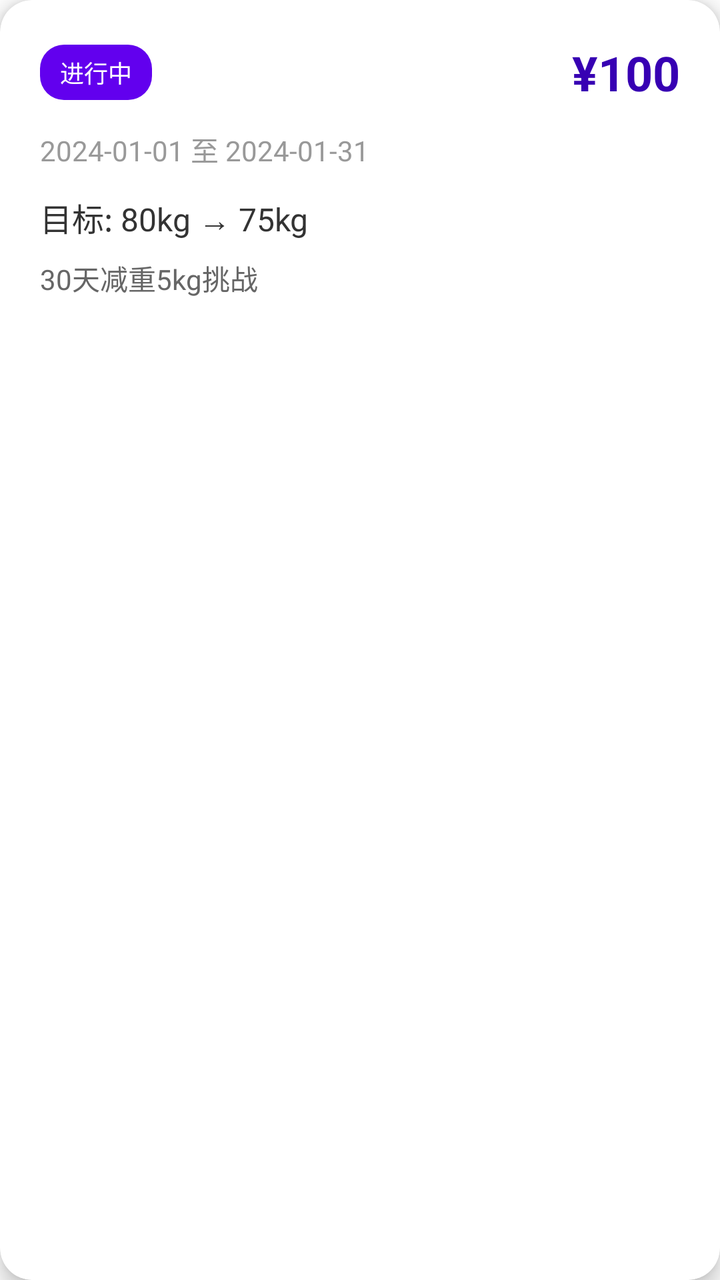
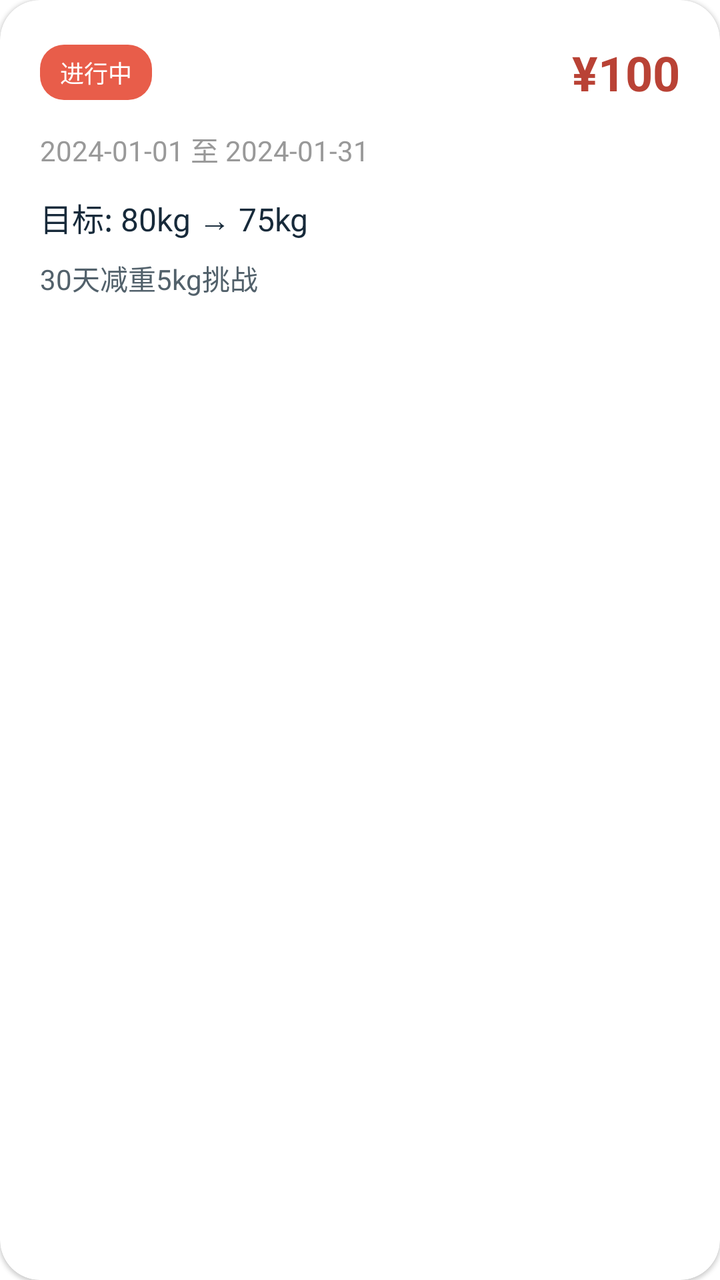

Screens rendered from an Android XML layout before and after an edit, with the pre-edit source and the edit as a unified diff.
<!-- AndroidManifest.xml: application theme Theme.WeightLossBetting -->
<!-- res/layout/item_betting_plan.xml -->
<?xml version="1.0" encoding="utf-8"?>
<androidx.cardview.widget.CardView xmlns:android="http://schemas.android.com/apk/res/android"
    xmlns:app="http://schemas.android.com/apk/res-auto"
    android:layout_width="match_parent"
    android:layout_height="wrap_content"
    android:layout_marginBottom="16dp"
    app:cardCornerRadius="16dp"
    app:cardElevation="6dp">

    <LinearLayout
        android:layout_width="match_parent"
        android:layout_height="wrap_content"
        android:orientation="vertical"
        android:padding="20dp">

        
        <LinearLayout
            android:layout_width="match_parent"
            android:layout_height="wrap_content"
            android:orientation="horizontal"
            android:gravity="center_vertical"
            android:layout_marginBottom="12dp">

            
            <TextView
                android:id="@+id/tvStatus"
                android:layout_width="wrap_content"
                android:layout_height="wrap_content"
                android:text="进行中"
                android:textSize="12sp"
                android:textColor="@color/white"
                android:background="@drawable/bg_status_badge"
                android:paddingStart="10dp"
                android:paddingEnd="10dp"
                android:paddingTop="5dp"
                android:paddingBottom="5dp" />

            <View
                android:layout_width="0dp"
                android:layout_height="1dp"
                android:layout_weight="1" />

            
            <TextView
                android:id="@+id/tvBetAmount"
                android:layout_width="wrap_content"
                android:layout_height="wrap_content"
                android:text="¥100"
                android:textSize="24sp"
                android:textStyle="bold"
                android:textColor="@color/purple_700" />

        </LinearLayout>

        
        <TextView
            android:id="@+id/tvDateRange"
            android:layout_width="wrap_content"
            android:layout_height="wrap_content"
            android:text="2024-01-01 至 2024-01-31"
            android:textSize="14sp"
            android:textColor="@color/xui_config_color_text_gray"
            android:layout_marginBottom="12dp" />

        
        <TextView
            android:id="@+id/tvGoal"
            android:layout_width="wrap_content"
            android:layout_height="wrap_content"
            android:text="目标: 80kg → 75kg"
            android:textSize="16sp"
            android:textColor="@color/xui_config_color_text_title"
            android:layout_marginBottom="8dp" />

        
        <TextView
            android:id="@+id/tvDescription"
            android:layout_width="wrap_content"
            android:layout_height="wrap_content"
            android:text="30天减重5kg挑战"
            android:textSize="14sp"
            android:textColor="@color/xui_config_color_text_content"
            android:maxLines="2"
            android:ellipsize="end" />

    </LinearLayout>

</androidx.cardview.widget.CardView>
<!-- resources referenced by this layout -->
<resources>
  <color name="purple_700">#FF3700B3</color>
  <color name="white">#FFFFFFFF</color>
  <color name="xui_config_color_text_content">#666666</color>
  <color name="xui_config_color_text_gray">#999999</color>
  <color name="xui_config_color_text_title">#333333</color>
  <!-- drawable bg_status_badge (drawable) -->
  <?xml version="1.0" encoding="utf-8"?>
  <shape xmlns:android="http://schemas.android.com/apk/res/android"
      android:shape="rectangle">
      <solid android:color="@color/purple_500" />
      <corners android:radius="12dp" />
  </shape>
  <style name="Theme.WeightLossBetting" parent="Theme.MaterialComponents.DayNight.NoActionBar">
          <item name="colorPrimary">@color/purple_500</item>
          <item name="colorPrimaryDark">@color/purple_700</item>
          <item name="colorAccent">@color/purple_200</item>
          <item name="android:statusBarColor">@color/purple_700</item>
          
          
          <item name="XUIThemeStyle">@style/XUITheme.Phone</item>
      </style>
  <color name="purple_500">#FF6200EE</color>
  <color name="purple_200">#FFBB86FC</color>
</resources>

<!-- the commit's change to res/layout/item_betting_plan.xml (unified diff, before → after) -->
@@ -3,9 +3,9 @@
     xmlns:app="http://schemas.android.com/apk/res-auto"
     android:layout_width="match_parent"
     android:layout_height="wrap_content"
-    android:layout_marginBottom="16dp"
-    app:cardCornerRadius="16dp"
-    app:cardElevation="6dp">
+    android:layout_marginBottom="12dp"
+    app:cardCornerRadius="20dp"
+    app:cardElevation="1dp">
 
     <LinearLayout
         android:layout_width="match_parent"
<!-- resource entries referenced after the edit -->
@@ -1,10 +1,10 @@
 <!-- resources referenced by this layout -->
 <resources>
-  <color name="purple_700">#FF3700B3</color>
+  <color name="purple_700">#FFB94235</color>
   <color name="white">#FFFFFFFF</color>
-  <color name="xui_config_color_text_content">#666666</color>
+  <color name="xui_config_color_text_content">#FF52616B</color>
   <color name="xui_config_color_text_gray">#999999</color>
-  <color name="xui_config_color_text_title">#333333</color>
+  <color name="xui_config_color_text_title">#FF172A3A</color>
   <!-- drawable bg_status_badge (drawable) -->
   <?xml version="1.0" encoding="utf-8"?>
   <shape xmlns:android="http://schemas.android.com/apk/res/android"
@@ -17,11 +17,13 @@
           <item name="colorPrimaryDark">@color/purple_700</item>
           <item name="colorAccent">@color/purple_200</item>
           <item name="android:statusBarColor">@color/purple_700</item>
+          <item name="android:navigationBarColor">@color/xui_config_color_background</item>
           
           
           <item name="XUIThemeStyle">@style/XUITheme.Phone</item>
       </style>
-  <color name="purple_500">#FF6200EE</color>
-  <color name="purple_200">#FFBB86FC</color>
+  <color name="purple_500">#FFE85D4A</color>
+  <color name="purple_200">#FFF7B6A8</color>
+  <color name="xui_config_color_background">#FFF7F5F0</color>
 </resources>
 
